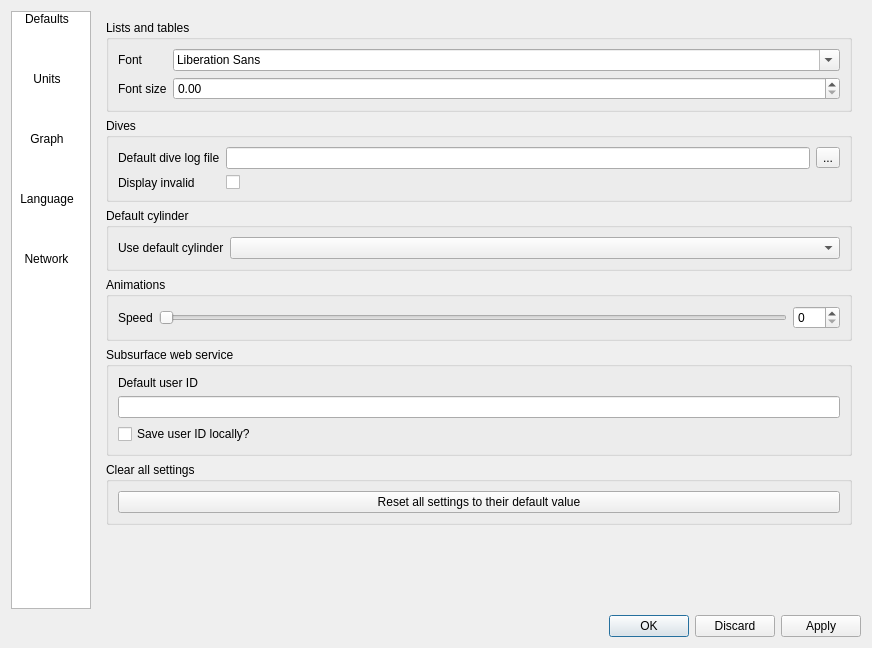
Old version of the form qt-ui/preferences.ui in the repository subsurface/subsurface.
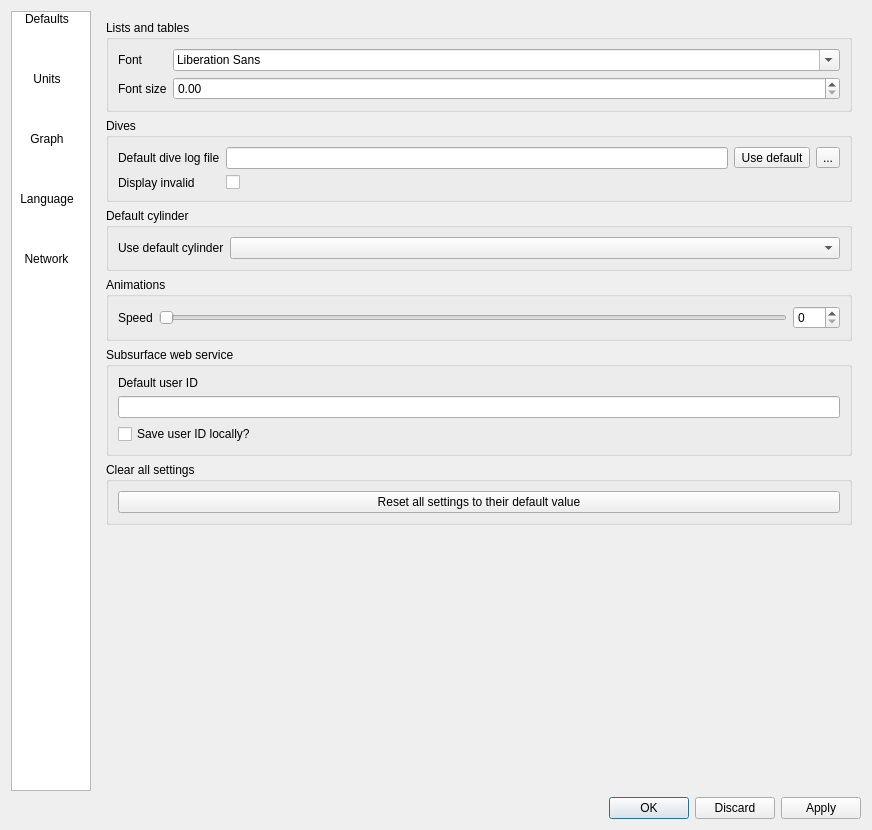
New version of the form. Icons and pictures are not drawn.

Commit message:
Added a 'use default file' button on preferences.
Added a 'Use default file' button on preferences in a way
that doesn't clutters the interface.

Fixes #630

What changed in the file:
```diff
--- a/qt-ui/preferences.ui
+++ b/qt-ui/preferences.ui
@@ -7,7 +7,7 @@
     <x>0</x>
     <y>0</y>
     <width>872</width>
-    <height>648</height>
+    <height>830</height>
    </rect>
   </property>
   <property name="windowTitle">
@@ -192,6 +192,16 @@
               <item>
                <widget class="QLineEdit" name="defaultfilename"/>
               </item>
+              <item>
+               <widget class="QToolButton" name="btnUseDefaultFile">
+                <property name="text">
+                 <string>Use default</string>
+                </property>
+                <property name="checkable">
+                 <bool>true</bool>
+                </property>
+               </widget>
+              </item>
               <item>
                <widget class="QToolButton" name="chooseFile">
                 <property name="text">
```
Left out of the diff: 58 changed lines with no effect on the pictures. The commit also changes 3 other files.
